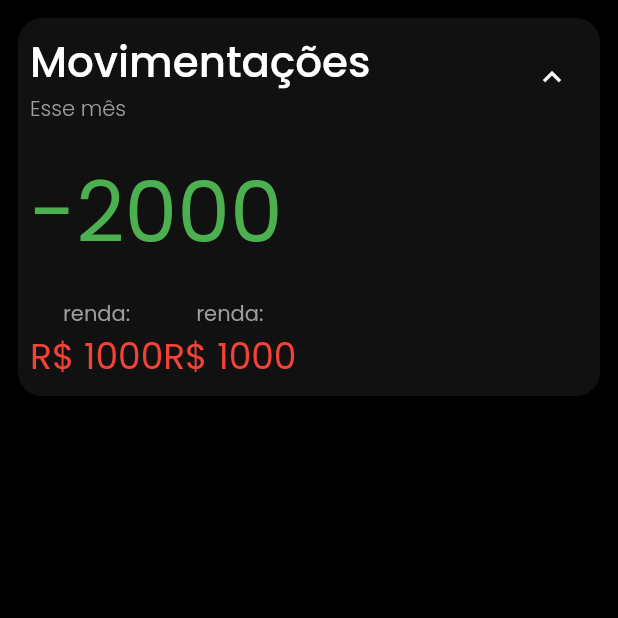
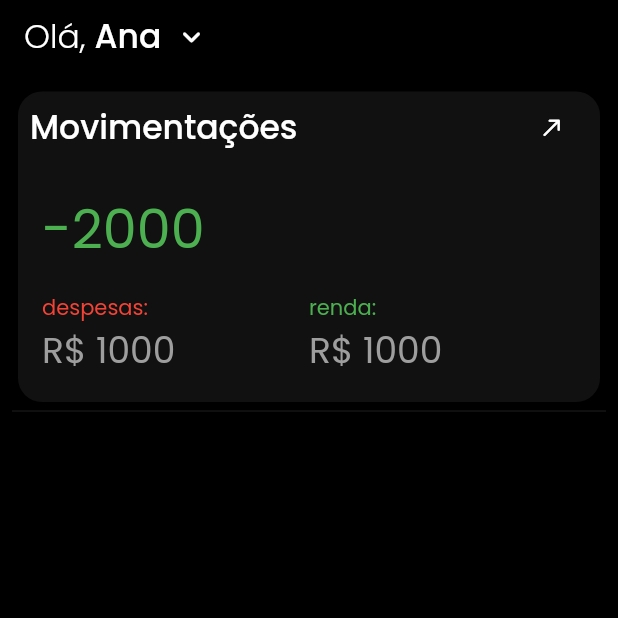
Before and after one commit to juliobissoli/RenterApp, a Flutter app: the screen it shows after launch, on a phone screen of 412 x 824 dp, the top half of it. Run offline on Flutter 3.47's test engine with Material 2 defaults, Android fonts, the phone set to English and light mode, and no system bars; our stand-ins replace google_fonts; missing offline and left inert: dart:ffi.

Commit message:
Definiçao do card informativo da home e posicionamento do app-bar

```diff
--- /dev/null
+++ b/lib/components/communs/title-buttom.dart
@@ -0,0 +1,46 @@
+import 'package:flutter/material.dart';
+
+class TitleButtom extends StatelessWidget {
+  final Icon? icon;
+  TitleButtom({Key? key, this.icon})
+      : assert(icon == null),
+        super(key: key);
+
+  @override
+  Widget build(BuildContext context) {
+    return Row(
+      mainAxisAlignment: MainAxisAlignment.spaceBetween,
+      children: [
+        Column(
+          crossAxisAlignment: CrossAxisAlignment.start,
+          children: [
+            Text(
+              'Movimentações',
+              style: TextStyle(
+                  fontSize: 22,
+                  color: Colors.white,
+                  fontWeight: FontWeight.w500),
+            ),
+            // Text(
+            //   'Esse mês',
+            //   style: TextStyle(
+            //       fontSize: 14,
+            //       color: Colors.grey,
+            //       fontWeight: FontWeight.w300),
+            // )
+          ],
+        ),
+        IconButton(
+          onPressed: () {
+            print('clico');
+          },
+          icon: Icon(
+            Icons.call_made_rounded,
+            size: 18,
+          ),
+          color: Colors.white,
+        ),
+      ],
+    );
+  }
+}
--- /dev/null
+++ b/lib/components/home/app-bar-custon.dart
@@ -0,0 +1,60 @@
+import 'package:flutter/material.dart';
+import 'package:google_fonts/google_fonts.dart';
+
+class AppBarCustom extends PreferredSize {
+  String? title;
+  bool? is_visible;
+  VoidCallback? func;
+  double? width = 100;
+
+  AppBarCustom(
+      {this.title,
+      @required this.is_visible,
+      @required this.func,
+      @required widith})
+      : super(
+            preferredSize: Size.fromHeight(300),
+            child: Container(
+              decoration: new BoxDecoration(
+                  // color: Color(0x22ffffff),
+                  // borderRadius: new BorderRadius.only(
+                  //   bottomLeft: Radius.circular(20),
+                  //   bottomRight: Radius.circular(20),
+                  // ),
+                  ),
+              child: SafeArea(
+                  child: InkWell(
+                onTap: func,
+                child: Padding(
+                  padding:
+                      const EdgeInsets.symmetric(vertical: 8, horizontal: 16),
+                  child: Row(
+                    crossAxisAlignment: CrossAxisAlignment.center,
+                    mainAxisAlignment: MainAxisAlignment.start,
+                    children: [
+                      RichText(
+                        text: TextSpan(
+                          text: 'Olá, ',
+                          style: GoogleFonts.poppins(
+                              color: Colors.white,
+                              fontSize: 22,
+                              fontWeight: FontWeight.w300),
+                          children: <TextSpan>[
+                            TextSpan(
+                              text: title,
+                              style: GoogleFonts.poppins(
+                                  fontWeight: FontWeight.w500),
+                            ),
+                          ],
+                        ),
+                      ),
+                      Container(
+                          margin: EdgeInsets.only(left: 8),
+                          child: Icon(Icons.expand_more_rounded,
+                              color: Colors.white)),
+                    ],
+                  ),
+                ),
+              )),
+            ));
+}
--- a/lib/components/home/balance-card.dart
+++ b/lib/components/home/balance-card.dart
@@ -1,90 +1,79 @@
 import 'package:flutter/material.dart';
+import 'package:renter_app/components/communs/title-buttom.dart';
 
 class BalanceCard extends StatelessWidget {
   BalanceCard({Key? key}) : super(key: key);
 
   @override
   Widget build(BuildContext context) {
-    return Card(
-      shape: RoundedRectangleBorder(
-        borderRadius: BorderRadius.circular(16),
+    return InkWell(
+        onTap: () {
+          print("Aciona o router");
+        },
+        child: Column(
+          children: [
+            Padding(
+              padding: const EdgeInsets.symmetric(horizontal: 8),
+              child: TitleButtom(),
             ),
-      child: Padding(
-        padding: const EdgeInsets.all(8.0),
+
+            Padding(
+              padding: const EdgeInsets.all(16.0),
               child: Column(
                 crossAxisAlignment: CrossAxisAlignment.start,
                 children: [
-            Row(
-              mainAxisAlignment: MainAxisAlignment.spaceBetween,
-              children: [
-                Column(
-                  crossAxisAlignment: CrossAxisAlignment.start,
-                  children: [
-                    Text(
-                      'Movimentações',
-                      style: TextStyle(
-                          fontSize: 28,
-                          color: Colors.white,
-                          fontWeight: FontWeight.w500),
-                    ),
-                    Text(
-                      'Esse mês',
-                      style: TextStyle(
-                          fontSize: 14,
-                          color: Colors.grey,
-                          fontWeight: FontWeight.w300),
-                    )
-                  ],
-                ),
-                IconButton(
-                  onPressed: () {
-                    print('clico');
-                  },
-                  icon: Icon(Icons.expand_less_outlined),
-                  color: Colors.white,
-                ),
-              ],
-            ),
                   Padding(
-                padding: const EdgeInsets.symmetric(vertical: 16),
+                      padding: const EdgeInsets.only(bottom: 16),
                       child: Text(
                         '-2000',
                         style: TextStyle(
-                      fontSize: 56,
+                            fontSize: 36,
                             fontWeight: FontWeight.normal,
                             color: Colors.green),
                       )),
                   Row(
+                    mainAxisAlignment: MainAxisAlignment.center,
                     children: [
-                Column(
+                      Expanded(
+                        child: Column(
+                          crossAxisAlignment: CrossAxisAlignment.start,
+                          children: [
+                            Text(
+                              'despesas:',
+                              style: TextStyle(color: Colors.red, fontSize: 14),
+                            ),
+                            Text(
+                              "R\$ 1000",
+                              style:
+                                  TextStyle(color: Colors.grey, fontSize: 24),
+                            )
+                          ],
+                        ),
+                      ),
+                      Expanded(
+                        child: Column(
+                          crossAxisAlignment: CrossAxisAlignment.start,
                           children: [
                             Text(
                               'renda:',
-                      style: TextStyle(color: Colors.grey, fontSize: 14),
+                              style:
+                                  TextStyle(color: Colors.green, fontSize: 14),
                             ),
                             Text(
                               "R\$ 1000",
-                      style: TextStyle(color: Colors.red, fontSize: 24),
+                              style:
+                                  TextStyle(color: Colors.grey, fontSize: 24),
                             )
                           ],
                         ),
-                Column(
-                  children: [
-                    Text(
-                      'renda:',
-                      style: TextStyle(color: Colors.grey, fontSize: 14),
-                    ),
-                    Text(
-                      "R\$ 1000",
-                      style: TextStyle(color: Colors.red, fontSize: 24),
-                    )
-                  ],
                       )
                     ],
                   )
                 ],
               ),
             ),
-    );
+            // ),
+          ],
+        ));
   }
 }
--- /dev/null
+++ b/lib/components/home/top-bar.dart
@@ -0,0 +1,20 @@
+import 'package:flutter/material.dart';
+
+class HomeTopBar extends StatelessWidget {
+  HomeTopBar({Key? key}) : super(key: key);
+
+  @override
+  Widget build(BuildContext context) {
+    return Container(
+      // color: Colors.purple,
+      padding: const EdgeInsets.all(8),
+      child: Row(mainAxisAlignment: MainAxisAlignment.spaceBetween, children: [
+        Text(
+          'Olá Maria',
+          style: TextStyle(fontSize: 28, fontWeight: FontWeight.w100),
+        ),
+        IconButton(onPressed: () {}, icon: Icon(Icons.visibility))
+      ]),
+    );
+  }
+}
--- a/lib/scream/home.dart
+++ b/lib/scream/home.dart
@@ -3,7 +3,9 @@ import 'dart:ffi';
 import 'package:flutter/cupertino.dart';
 import 'package:flutter/material.dart';
 
+import '../components/home/app-bar-custon.dart';
 import '../components/home/balance-card.dart';
+import '../components/home/top-bar.dart';
 
 class HomeScream extends StatefulWidget {
   HomeScream({Key? key}) : super(key: key);
@@ -16,11 +18,24 @@ class _HomeScreamState extends State<HomeScream> {
   @override
   Widget build(BuildContext context) {
     return Scaffold(
+        appBar: AppBarCustom(
+          title: 'Ana',
+        ),
         body: SafeArea(
-      child: ListView(
-        padding: const EdgeInsets.all(8),
-        children: <Widget>[BalanceCard()],
-      ),
-    ));
+          child: ListView(
+            padding: const EdgeInsets.all(8),
+            children: <Widget>[
+              Card(
+                shape: RoundedRectangleBorder(
+                  borderRadius: BorderRadius.circular(16),
+                ),
+                child: BalanceCard(),
+              ),
+              Divider(
+                height: 4,
+              )
+            ],
+          ),
+        ));
   }
 }
--- a/lib/theme.dart
+++ b/lib/theme.dart
@@ -13,7 +13,8 @@ class CustimTheme {
       scaffoldBackgroundColor: Colors.black, //Color(0xFF1E1F23),
       colorScheme: ColorScheme.dark(),
       // fontFamily: GoogleFonts.poppins(),
-      textTheme: GoogleFonts.poppinsTextTheme(),
+
+      textTheme: GoogleFonts.poppinsTextTheme().apply(bodyColor: Colors.white),
       cardTheme: CardTheme(color: Color(0x11ffffff)),
       appBarTheme: AppBarTheme(
         backgroundColor: Colors.black,
```
Lines whose indentation alone changed are shown as unchanged.
